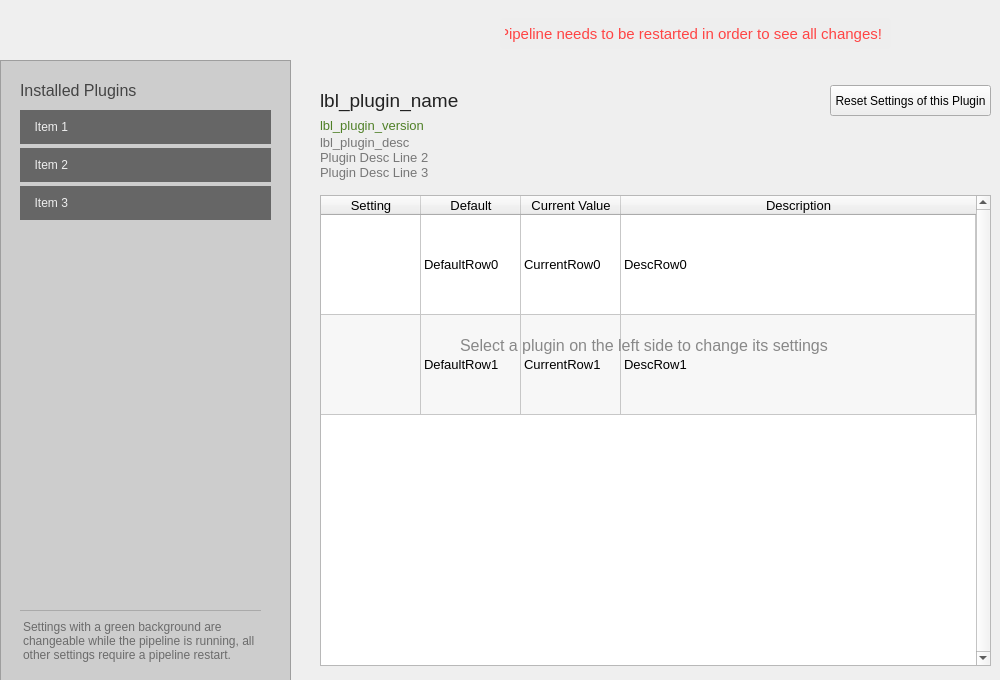
tobspr/RenderPipeline, file toolkit/plugin_configurator/ui/main_window.ui: the form before one commit.
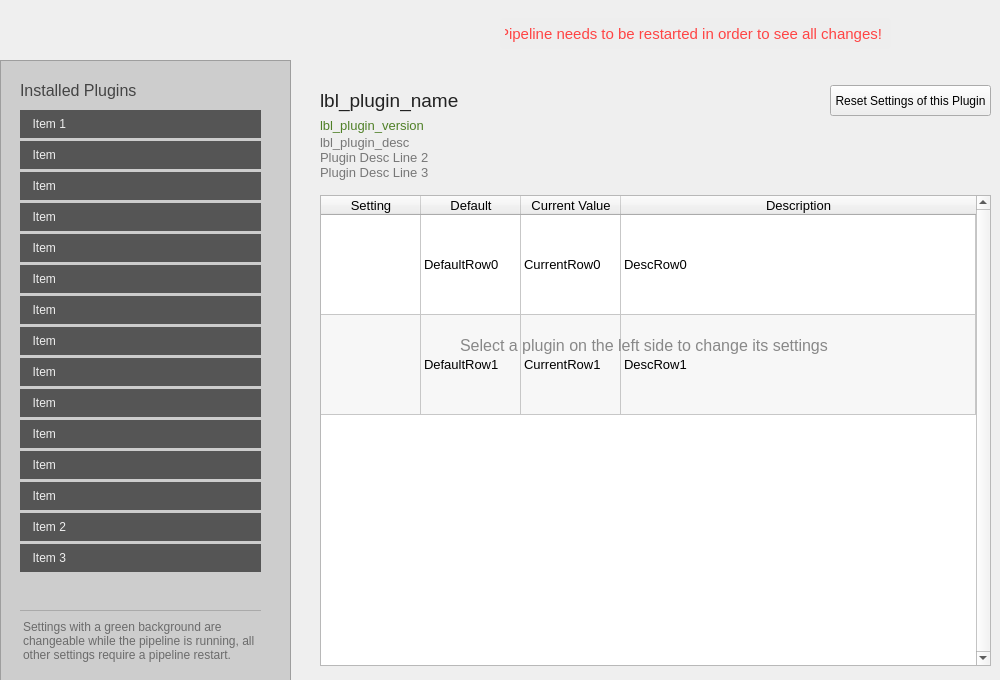
The form after the commit. Icons and pictures are not drawn.

Patch:
```diff
--- a/toolkit/plugin_configurator/ui/main_window.ui
+++ b/toolkit/plugin_configurator/ui/main_window.ui
@@ -50,11 +50,11 @@
     </property>
     <property name="styleSheet">
      <string notr="true">QListWidget::item {
-
-padding: 10px 5px;
-background: #666;
+padding: 7px 3px;
+background: #555;
 outline: 0 !important;
-margin-bottom: 4px;
+margin-bottom: 3px;
+margin-right: 10px;
 color: #eee;
 }
 
@@ -93,6 +93,66 @@
       <string>  Item 1</string>
      </property>
     </item>
+    <item>
+     <property name="text">
+      <string>  Item</string>
+     </property>
+    </item>
+    <item>
+     <property name="text">
+      <string>  Item</string>
+     </property>
+    </item>
+    <item>
+     <property name="text">
+      <string>  Item</string>
+     </property>
+    </item>
+    <item>
+     <property name="text">
+      <string>  Item</string>
+     </property>
+    </item>
+    <item>
+     <property name="text">
+      <string>  Item</string>
+     </property>
+    </item>
+    <item>
+     <property name="text">
+      <string>  Item</string>
+     </property>
+    </item>
+    <item>
+     <property name="text">
+      <string>  Item</string>
+     </property>
+    </item>
+    <item>
+     <property name="text">
+      <string>  Item</string>
+     </property>
+    </item>
+    <item>
+     <property name="text">
+      <string>  Item</string>
+     </property>
+    </item>
+    <item>
+     <property name="text">
+      <string>  Item</string>
+     </property>
+    </item>
+    <item>
+     <property name="text">
+      <string>  Item</string>
+     </property>
+    </item>
+    <item>
+     <property name="text">
+      <string>  Item</string>
+     </property>
+    </item>
     <item>
      <property name="text">
       <string>  Item 2</string>
```
Left out of the diff: 2 changed lines with no effect on the pictures.
